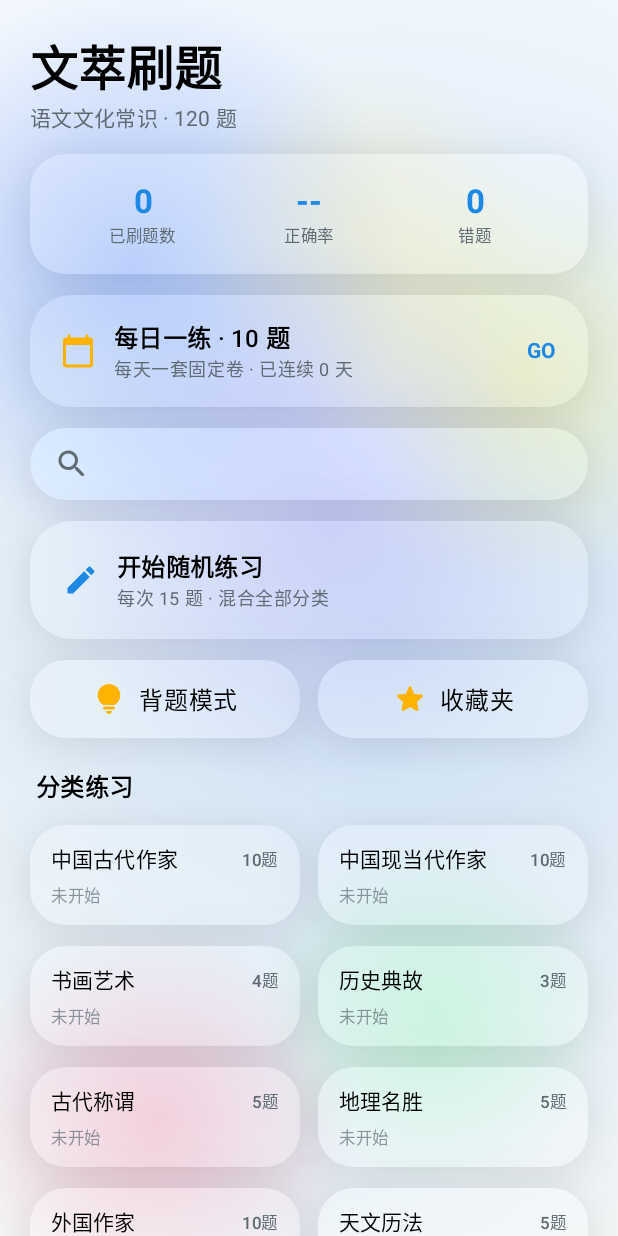
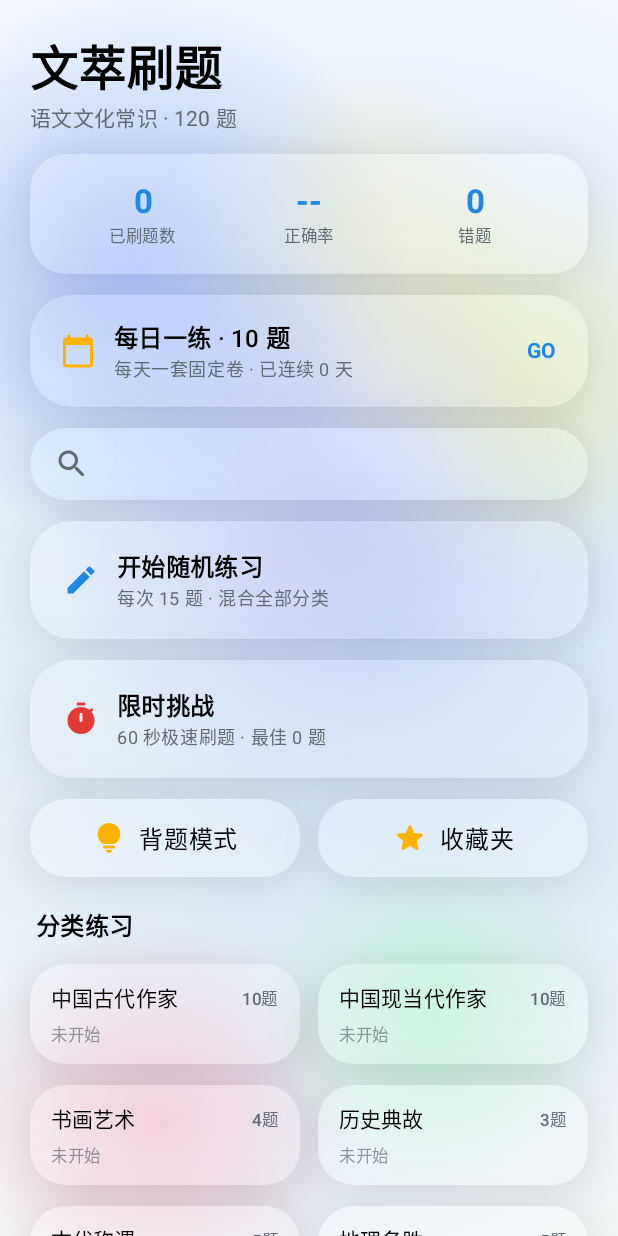
Before and after one commit to loveicu/Yuwen, an Android app built with Jetpack Compose: the screen it shows after launch (MainActivity), on a phone screen of 412 x 824 dp. Run offline under Robolectric (Android 15) with nearby library versions, the phone set to English and light mode, and no system bars; pictures from the network do not load; 6 statements that could not run were skipped.

Commit message:
feat: v1.8.4 - 限时挑战：60秒极速答题/倒计时三色警告/最佳纪录持久化/新纪录标记

```diff
--- a/app/build.gradle.kts
+++ b/app/build.gradle.kts
@@ -27,8 +27,8 @@ android {
         applicationId = "com.wencui.quiz"
         minSdk = 26
         targetSdk = 36
-        versionCode = 16
-        versionName = "1.8.3"
+        versionCode = 17
+        versionName = "1.8.4"
     }
 
     buildTypes {
--- a/app/src/main/java/com/wencui/quiz/QuizPrefs.kt
+++ b/app/src/main/java/com/wencui/quiz/QuizPrefs.kt
@@ -29,6 +29,8 @@ data class SavedProgress(
     val categoryStats: Map<String, CategoryStat> = emptyMap(),
     // 历史最佳连击
     val bestCombo: Int = 0,
+    // 限时挑战最佳成绩（60 秒答对题数）
+    val bestTimedScore: Int = 0,
     // 题库云端版本（0 = 未更新过，用内置题库）
     val bankVersion: Int = 0
 )
--- a/app/src/main/java/com/wencui/quiz/ui/screens/HomeScreen.kt
+++ b/app/src/main/java/com/wencui/quiz/ui/screens/HomeScreen.kt
@@ -29,6 +29,7 @@ import androidx.compose.material.icons.rounded.LocalFireDepartment
 import androidx.compose.material.icons.rounded.Search
 import androidx.compose.material.icons.rounded.Star
 import androidx.compose.material.icons.rounded.SystemUpdate
+import androidx.compose.material.icons.rounded.Timer
 import androidx.compose.material3.Icon
 import androidx.compose.material3.MaterialTheme
 import androidx.compose.material3.Text
@@ -170,6 +171,42 @@ fun HomeScreen(
                         )
                         Text(
                             "每次 ${QuizViewModel.DEFAULT_SESSION_SIZE} 题 · 混合全部分类",
+                            style = MaterialTheme.typography.bodySmall,
+                            color = MaterialTheme.colorScheme.onSurfaceVariant
+                        )
+                    }
+                }
+            }
+        }
+
+        // 限时挑战入口
+        item {
+            PressableGlass(
+                onClick = { viewModel.startTimed() },
+                shape = GlassShapes.bar,
+                backdrop = backdrop,
+                dark = dark,
+                style = GlassStyle.Button,
+                modifier = Modifier.fillMaxWidth()
+            ) {
+                Row(
+                    Modifier.padding(horizontal = 22.dp, vertical = 18.dp),
+                    verticalAlignment = Alignment.CenterVertically
+                ) {
+                    Icon(
+                        Icons.Rounded.Timer,
+                        contentDescription = null,
+                        tint = MaterialTheme.colorScheme.secondary
+                    )
+                    Spacer(Modifier.width(12.dp))
+                    Column {
+                        Text(
+                            "限时挑战",
+                            style = MaterialTheme.typography.titleMedium,
+                            fontWeight = FontWeight.SemiBold
+                        )
+                        Text(
+                            "60 秒极速刷题 · 最佳 ${state.bestTimedScore} 题",
                             style = MaterialTheme.typography.bodySmall,
                             color = MaterialTheme.colorScheme.onSurfaceVariant
                         )
```
Also changed, not shown: app/src/main/java/com/wencui/quiz/QuizViewModel.kt (+46 -0 lines), app/src/main/java/com/wencui/quiz/ui/screens/QuizScreen.kt (+36 -0 lines), app/src/main/java/com/wencui/quiz/ui/screens/ResultScreen.kt (+28 -5 lines).
